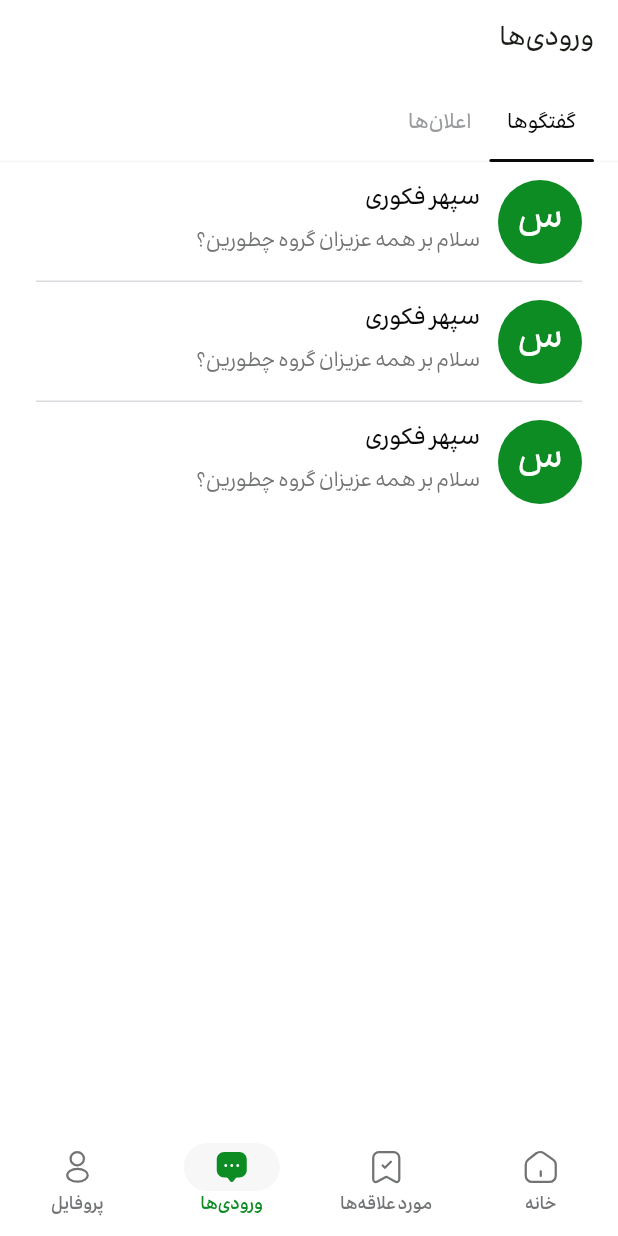
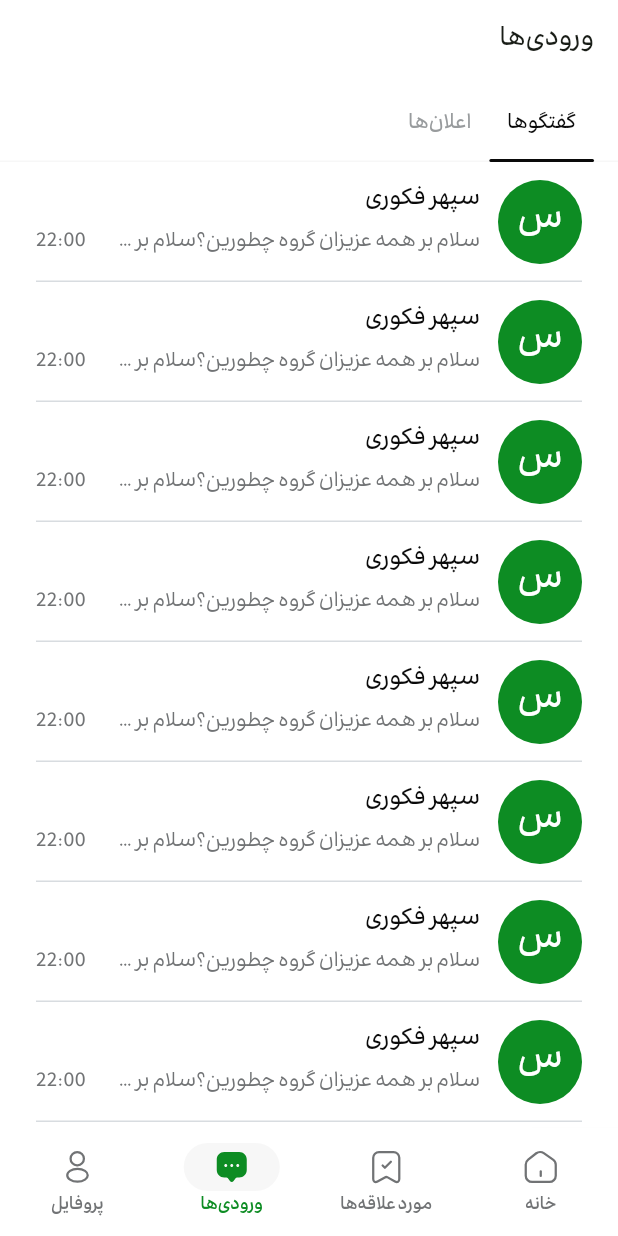
Before and after one commit to SepehrFakoori/sport_flutter_app, a Flutter app: the InboxPage screen opened by its route, on a phone screen of 412 x 824 dp. Run offline on Flutter 3.47's test engine with Material 3 defaults, Android fonts, the phone set to English and light mode, and no system bars; our stand-ins replace cached_network_image, dio, flutter_svg, go_router, package_info_plus, pretty_dio_logger and 1 more; network calls fail.

Commit message:
feat(chat-tile): add send time in chat tile

```diff
--- a/lib/features/inbox/presentations/inbox_page.dart
+++ b/lib/features/inbox/presentations/inbox_page.dart
@@ -2,6 +2,7 @@ import 'package:flutter/material.dart';
 import 'package:sport_flutter_app/core/extensions/build_context_extensions.dart';
 import 'package:sport_flutter_app/core/ui/widgets/app_divider.dart';
 import 'package:sport_flutter_app/features/inbox/presentations/widgets/chat_tile.dart';
+import 'package:sport_flutter_app/features/inbox/presentations/widgets/chat_tile_skeleton.dart';
 
 class InboxPage extends StatefulWidget {
   const InboxPage({super.key});
@@ -51,16 +52,14 @@ class _InboxPageState extends State<InboxPage>
             controller: _controller,
             children: [
               ListView.separated(
-                itemBuilder: (context, index) {
-                  return ChatTile(
-                    sender: 'سپهر فکوری',
-                    message: 'سلام بر همه عزیزان گروه چطورین؟',
-                    onTap: () {},
-                  );
-                },
+                itemBuilder: (context, index) => ChatTile(
+                  sender: 'سپهر فکوری',
+                  message: 'سلام بر همه عزیزان گروه چطورین؟',
+                  onTap: () {},
+                ),
                 separatorBuilder: (context, index) =>
                     AppDivider(indent: 24, endIndent: 24),
-                itemCount: 3,
+                itemCount: 25,
               ),
               ListView.builder(
                 itemBuilder: (context, index) =>
--- a/lib/features/inbox/presentations/widgets/chat_tile.dart
+++ b/lib/features/inbox/presentations/widgets/chat_tile.dart
@@ -25,7 +25,13 @@ class ChatTile extends StatelessWidget {
         color: context.colors.onBackground,
       ),
       horizontalTitleGap: 12,
-      subtitle: Text(message, maxLines: 1, overflow: .ellipsis),
+      subtitle: Row(
+        spacing: 12,
+        children: [
+          Expanded(child: Text(message * 2, maxLines: 1, overflow: .ellipsis)),
+          Text('22:00', maxLines: 1, overflow: .ellipsis),
+        ],
+      ),
       subtitleTextStyle: context.textTheme.titleMedium?.copyWith(
         color: context.colors.onBackgroundSecondary,
         fontWeight: .w400,
```
Also changed, not shown: lib/core/ui/widgets/app_chip.dart (+6 -2 lines), lib/features/inbox/presentations/widgets/chat_tile_skeleton.dart (added, +22 -0 lines).
